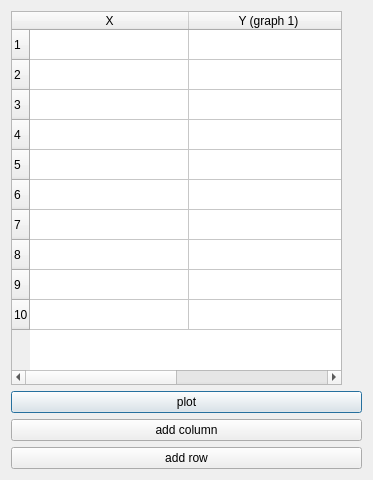
Above: worksheet_dialog.ui from Meliani-Mehdi/Graphite_QT before the change. Below: the same form after it.
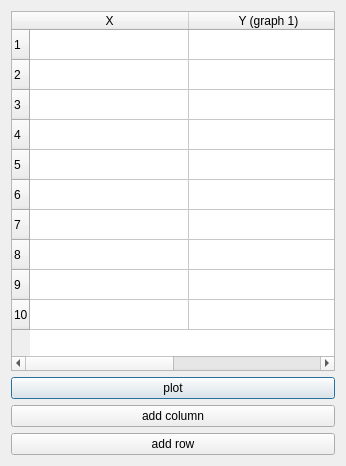
That is the form after the change.

The edit to the form file:
```diff
--- a/worksheet_dialog.ui
+++ b/worksheet_dialog.ui
@@ -6,8 +6,8 @@
    <rect>
     <x>0</x>
     <y>0</y>
-    <width>373</width>
-    <height>480</height>
+    <width>346</width>
+    <height>466</height>
    </rect>
   </property>
   <property name="windowTitle">
```
